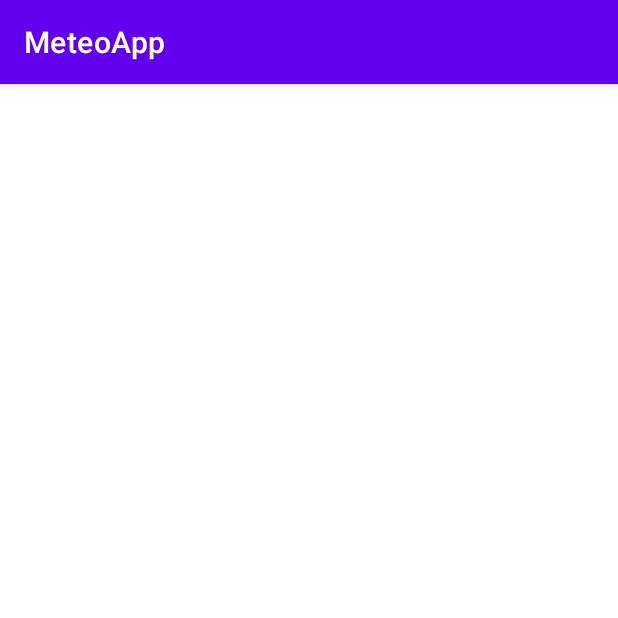
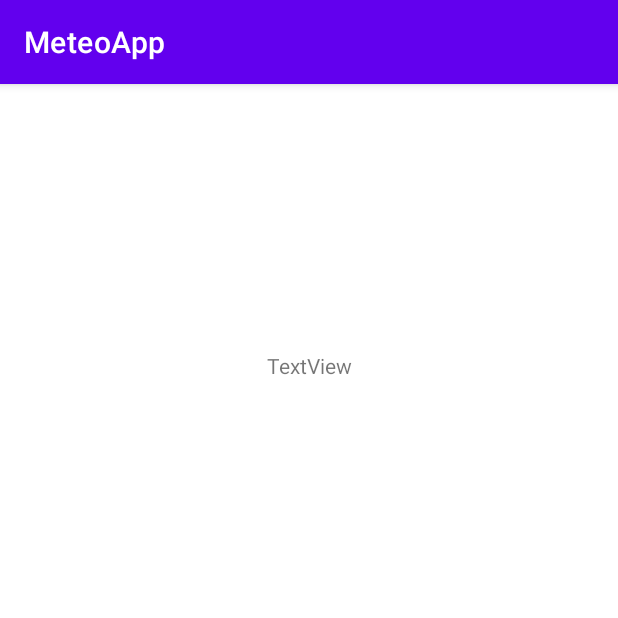
Before and after one commit to toyemryan/Meteo-App, an Android app: the screen it shows after launch (MainActivity), on a phone screen of 412 x 824 dp, the top half of it. Run offline under Robolectric (Android 15) with nearby library versions, the light colour scheme and no system bars.

Commit message:
first git

```diff
--- a/app/src/main/res/layout/activity_main.xml
+++ b/app/src/main/res/layout/activity_main.xml
@@ -7,6 +7,7 @@
     tools:context=".MainActivity">
 
     <TextView
+        android:id="@+id/textView2"
         android:layout_width="wrap_content"
         android:layout_height="wrap_content"
         android:text="Hello World!"
@@ -15,4 +16,14 @@
         app:layout_constraintStart_toStartOf="parent"
         app:layout_constraintTop_toTopOf="parent" />
 
+    <TextView
+        android:id="@+id/textView"
+        android:layout_width="wrap_content"
+        android:layout_height="wrap_content"
+        android:text="TextView"
+        app:layout_constraintBottom_toTopOf="@+id/textView2"
+        app:layout_constraintEnd_toEndOf="parent"
+        app:layout_constraintStart_toStartOf="parent"
+        app:layout_constraintTop_toTopOf="parent" />
+
 </androidx.constraintlayout.widget.ConstraintLayout>
```
